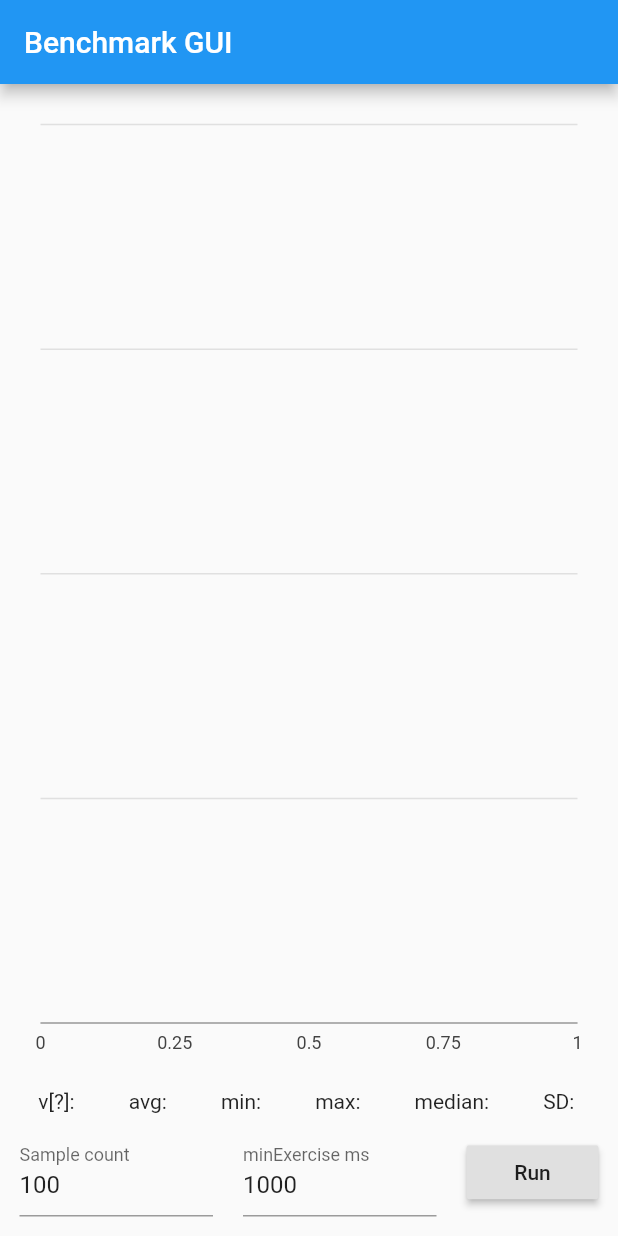
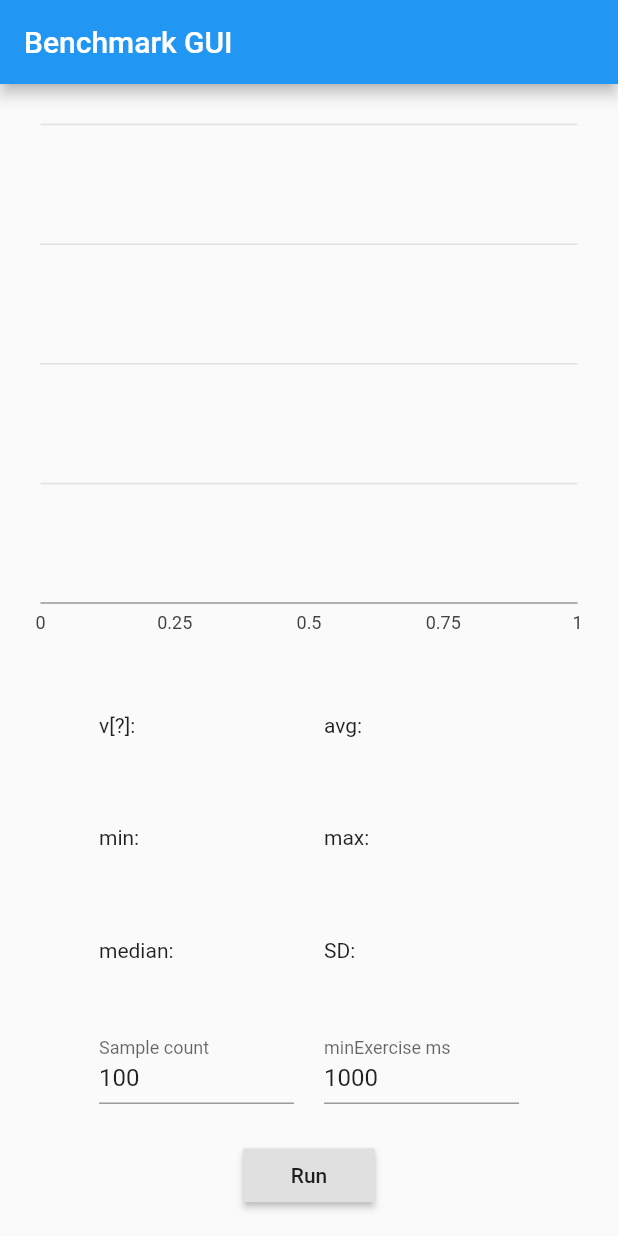
Before and after one commit to winksaville/flutter_benchmarkx_gui, a Flutter app: the screen it shows after launch, on a phone screen of 412 x 824 dp. Run offline on Flutter 3.47's test engine with Material 2 defaults, Android fonts, the phone set to English and light mode, and no system bars; our stand-ins replace charts_flutter; missing offline and left inert: benchmark_framework_x, stats.

Commit message:
Use SizedBox and Wrap
This allows the small entites in the status row and input row to move
around as the aspect and size of the display changes.

```diff
--- a/lib/labeled.dart
+++ b/lib/labeled.dart
@@ -77,7 +77,9 @@ class LabeledSecond extends StatelessWidget {
           bmrk.SecondTimeUnits.asString(value, decimalPlaces: decimalPlaces);
     }
 
-    return Row(
+    return SizedBox(
+      width: 150,
+      child: Row(
         children: <Widget>[
           Text(
             '$label: ',
@@ -88,6 +90,7 @@ class LabeledSecond extends StatelessWidget {
             textAlign: TextAlign.right,
           ),
         ],
+      ),
     );
   }
 }
--- a/lib/main.dart
+++ b/lib/main.dart
@@ -71,39 +71,67 @@ class MinExerciseInMillisField extends BaseIntField {
 }
 
 Widget statsRow(Stats<double> stats, int selectedIndex, double selectedValue) {
-  return Row(
-    mainAxisAlignment: MainAxisAlignment.spaceEvenly,
+  const double width = 150;
+  const double height = 75;
+
+  return Wrap(
+    alignment: WrapAlignment.spaceEvenly,
+    direction: Axis.horizontal,
     children: <Widget>[
-      Container(
+      SizedBox(
+        width: width,
+        height: height,
+        child: Container(
           margin: const EdgeInsets.only(left: 10, right: 10),
           child: LabeledSecond(
             label: selectedIndex == null ? 'v[?]' : 'v[$selectedIndex]',
             value: selectedValue,
           ),
         ),
-      Container(
+      ),
+      SizedBox(
+        width: width,
+        height: height,
+        child: Container(
           margin: const EdgeInsets.only(left: 10, right: 10),
           child: LabeledSecond(
             label: 'avg',
             value: stats?.average?.toDouble(),
           ),
         ),
-      Container(
+      ),
+      SizedBox(
+        width: width,
+        height: height,
+        child: Container(
           margin: const EdgeInsets.only(left: 10, right: 10),
           child: LabeledSecond(label: 'min', value: stats?.min?.toDouble()),
         ),
-      Container(
+      ),
+      SizedBox(
+        width: width,
+        height: height,
+        child: Container(
         margin: const EdgeInsets.only(left: 10, right: 10),
         child: LabeledSecond(label: 'max', value: stats?.max?.toDouble()),
       ),
-      Container(
+        ),
+      SizedBox(
+        width: width,
+        height: height,
+        child: Container(
         margin: const EdgeInsets.only(left: 10, right: 10),
         child: LabeledSecond(label: 'median', value: stats?.median?.toDouble()),
       ),
-      Container(
+        ),
+      SizedBox(
+        width: width,
+        height: height,
+        child: Container(
         margin: const EdgeInsets.only(left: 10, right: 10),
         child: LabeledSecond(
             label: 'SD', value: stats?.standardDeviation?.toDouble()),
+      ),
         ),
     ],
   );
@@ -197,6 +225,9 @@ class BenchmarkFormState extends State<BenchmarkForm> {
       );
     }
 
+    const double width = 150;
+    const double height = 75;
+
     // Return this rebuilt widget
     return Scaffold(
       appBar: AppBar(
@@ -232,21 +263,31 @@ class BenchmarkFormState extends State<BenchmarkForm> {
                       //decoration: visualizeBorder(),
                       child: statsRow(_stats, _selectedIndex, _selectedValue),
                     ),
-                    Row(
+                    Wrap(
+                      alignment: WrapAlignment.spaceEvenly,
+                      direction: Axis.horizontal,
                       children: <Widget>[
-                        Expanded(
+                        SizedBox(
+                          width: width,
+                          height: height,
                           child: Padding(
                             padding: const EdgeInsets.all(10.0),
                             child: sampleCountField.textFormField,
                           ),
                         ),
-                        Expanded(
+                        SizedBox(
+                          width: width,
+                          height: height,
                           child: Padding(
                             padding: const EdgeInsets.all(10.0),
                             child: minExerciseInMillisField.textFormField,
                           ),
                         ),
-                        Container(
+                        SizedBox(
+                          width: width,
+                          height: height,
+                          child: Container(
+                            child: Center(
                               child: Padding(
                                 padding: const EdgeInsets.all(10.0),
                                 child: RaisedButton(
@@ -263,6 +304,8 @@ class BenchmarkFormState extends State<BenchmarkForm> {
                                 ),
                               ),
                             ),
+                          ),
+                        ),
                       ],
                     ),
                   ],
```
Lines whose indentation alone changed are shown as unchanged.
